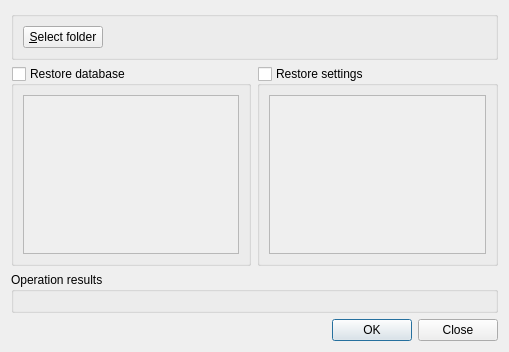
The window that src/gui/formrestoredatabasesettings.ui (martinrotter/rssguard) describes before a commit, drawn with Qt 5.
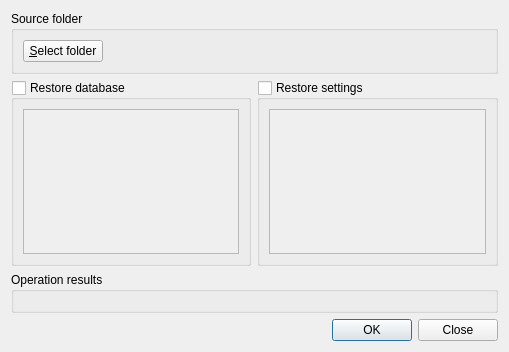
The same window after the commit. Custom widgets are drawn as their Qt base class.

Patch:
```diff
--- a/src/gui/formrestoredatabasesettings.ui
+++ b/src/gui/formrestoredatabasesettings.ui
@@ -56,7 +56,7 @@
    <item row="0" column="0" colspan="2">
     <widget class="QGroupBox" name="m_groupFile">
      <property name="title">
-      <string/>
+      <string>Source folder</string>
      </property>
      <layout class="QFormLayout" name="formLayout">
       <item row="0" column="0">
```
